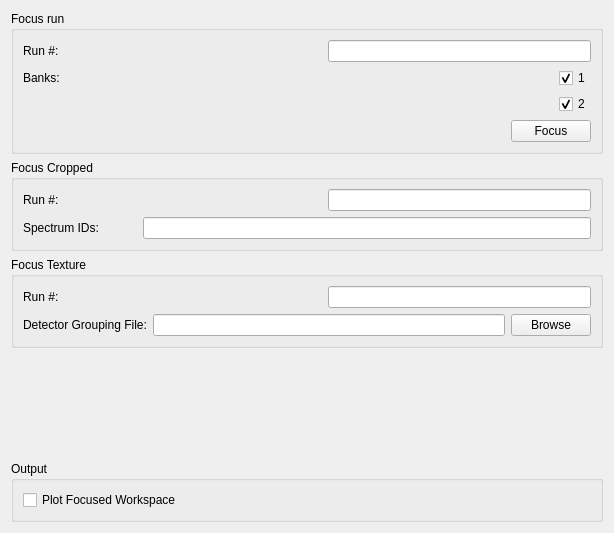
The window that Code/Mantid/MantidQt/CustomInterfaces/inc/MantidQtCustomInterfaces/EnggDiffraction/EnggDiffractionQtTabFocus.ui (mantidproject/mantid) describes before a commit, drawn with Qt 5.
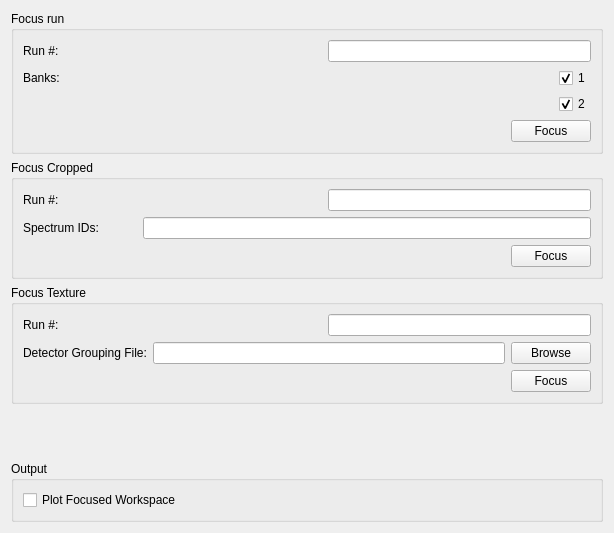
The same window after the commit.

Commit message: add texture and cropped focus buttons, re #13486

```diff
--- a/Code/Mantid/MantidQt/CustomInterfaces/inc/MantidQtCustomInterfaces/EnggDiffraction/EnggDiffractionQtTabFocus.ui
+++ b/Code/Mantid/MantidQt/CustomInterfaces/inc/MantidQtCustomInterfaces/EnggDiffraction/EnggDiffractionQtTabFocus.ui
@@ -121,6 +121,30 @@
         </item>
        </layout>
       </item>
+      <item row="2" column="0">
+       <layout class="QHBoxLayout" name="horizontalLayout_12">
+        <item>
+         <spacer name="horizontalSpacer_10">
+          <property name="orientation">
+           <enum>Qt::Horizontal</enum>
+          </property>
+          <property name="sizeHint" stdset="0">
+           <size>
+            <width>40</width>
+            <height>20</height>
+           </size>
+          </property>
+         </spacer>
+        </item>
+        <item>
+         <widget class="QPushButton" name="pushButton_focus_cropped">
+          <property name="text">
+           <string>Focus</string>
+          </property>
+         </widget>
+        </item>
+       </layout>
+      </item>
      </layout>
     </widget>
    </item>
@@ -344,6 +368,30 @@
         </item>
        </layout>
       </item>
+      <item row="2" column="0">
+       <layout class="QHBoxLayout" name="horizontalLayout_11">
+        <item>
+         <spacer name="horizontalSpacer_9">
+          <property name="orientation">
+           <enum>Qt::Horizontal</enum>
+          </property>
+          <property name="sizeHint" stdset="0">
+           <size>
+            <width>40</width>
+            <height>20</height>
+           </size>
+          </property>
+         </spacer>
+        </item>
+        <item>
+         <widget class="QPushButton" name="pushButton_focus_texture">
+          <property name="text">
+           <string>Focus</string>
+          </property>
+         </widget>
+        </item>
+       </layout>
+      </item>
      </layout>
     </widget>
    </item>
```
